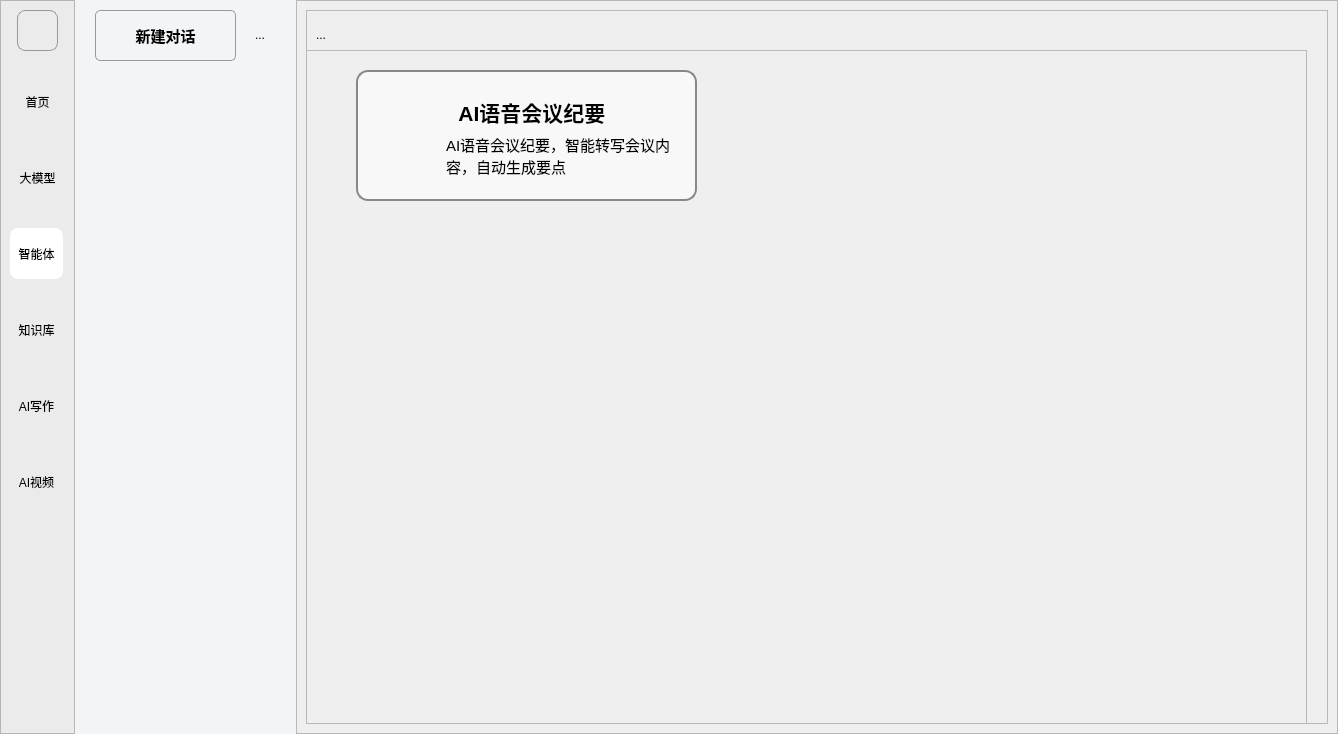
Old version of the form agent.ui in the repository gyf0951/LLM.
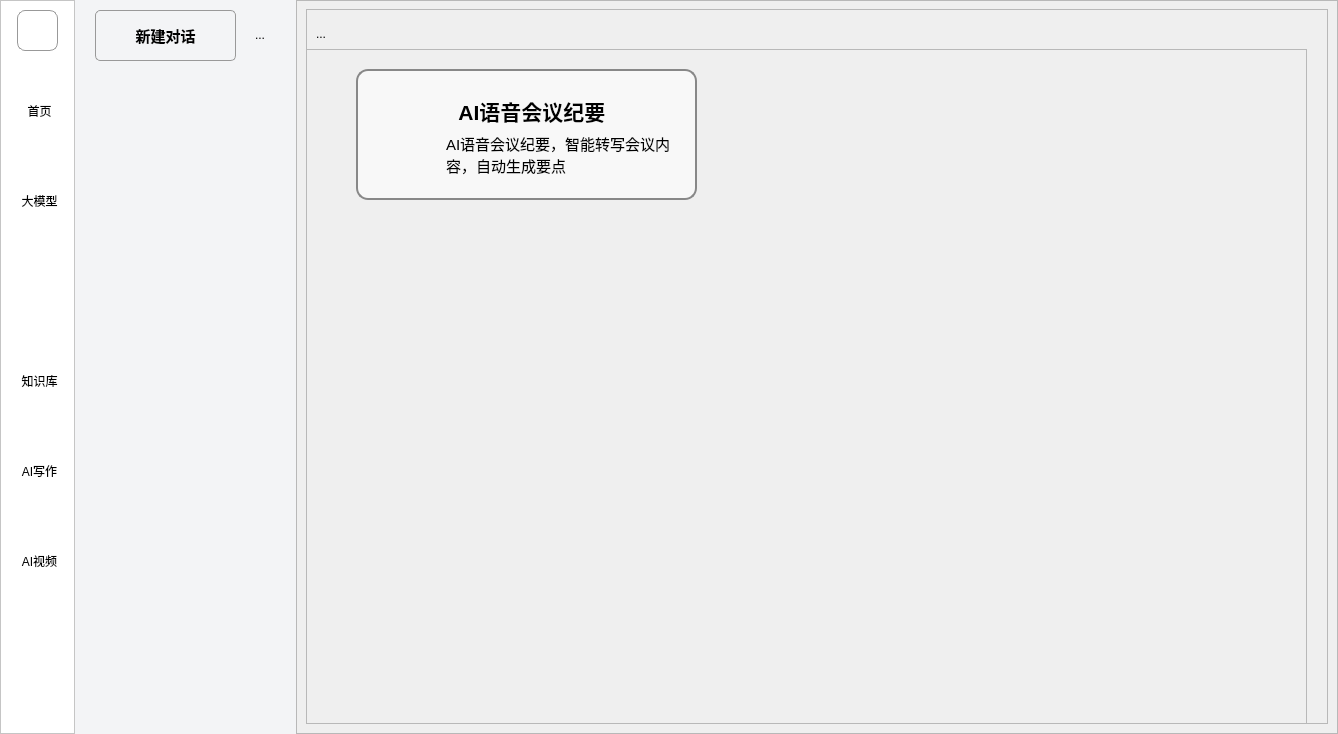
New version of the form. Icons and pictures are not drawn.

What changed in the file:
```diff
--- a/agent.ui
+++ b/agent.ui
@@ -44,7 +44,7 @@
       </size>
      </property>
      <property name="styleSheet">
-      <string notr="true">background-color: rgb(235, 235, 235);</string>
+      <string notr="true">background-color: #FFFFFF;</string>
      </property>
      <property name="frameShape">
       <enum>QFrame::StyledPanel</enum>
@@ -59,6 +59,12 @@
       <property name="spacing">
        <number>25</number>
       </property>
+      <property name="leftMargin">
+       <number>11</number>
+      </property>
+      <property name="rightMargin">
+       <number>11</number>
+      </property>
       <item alignment="Qt::AlignHCenter|Qt::AlignVCenter">
        <widget class="QPushButton" name="pushButton_4">
         <property name="minimumSize">
@@ -97,13 +103,27 @@
        <widget class="QToolButton" name="toolButton_3">
         <property name="minimumSize">
          <size>
-          <width>53</width>
-          <height>51</height>
+          <width>55</width>
+          <height>65</height>
          </size>
         </property>
         <property name="styleSheet">
          <string notr="true">/* border: 1px solid #999; */
-border-radius: 8px;</string>
+QToolButton {
+    /* * 正常状态：
+     * 1. 背景色设为透明
+     * 2. 移除默认边框
+     */
+    background-color: transparent;
+    border: none;
+    border-radius: 8px; /* 保留您的圆角 */
+	padding-top: 5px;
+}
+QToolButton:hover {
+    background-color: #EBEBEB;
+border: 1px solid #CCCCCC;
+padding-top: 5px;
+}</string>
         </property>
         <property name="text">
          <string>首页</string>
@@ -123,17 +143,31 @@
         </property>
        </widget>
       </item>
-      <item alignment="Qt::AlignHCenter|Qt::AlignVCenter">
+      <item>
        <widget class="QToolButton" name="toolButton">
         <property name="minimumSize">
          <size>
-          <width>53</width>
-          <height>51</height>
+          <width>55</width>
+          <height>65</height>
          </size>
         </property>
         <property name="styleSheet">
          <string notr="true">/* border: 1px solid #999; */
-border-radius: 8px;</string>
+QToolButton {
+    /* * 正常状态：
+     * 1. 背景色设为透明
+     * 2. 移除默认边框
+     */
+    background-color: transparent;
+    border: none;
+    border-radius: 8px; /* 保留您的圆角 */
+	padding-top: 5px;
+}
+QToolButton:hover {
+    background-color: #EBEBEB;
+border: 1px solid #CCCCCC;
+padding-top: 5px;
+}</string>
         </property>
         <property name="text">
          <string>大模型</string>
@@ -157,15 +191,21 @@
        <widget class="QToolButton" name="toolButton_2">
         <property name="minimumSize">
          <size>
-          <width>53</width>
-          <height>51</height>
+          <width>55</width>
+          <height>65</height>
          </size>
         </property>
         <property name="styleSheet">
          <string notr="true">/* border: 1px solid #999; */
+/*background-color: #0076FF;  */
 border-radius: 8px;
-
-background-color: rgb(255, 255, 255);</string>
+ background: qlineargradient( 
+x1:0, y1:0, x2:0, y2:1,             /* 从上到下渐变 */  
+stop:0 rgba(0, 118, 255, 255),     /* 顶部：#0076FF，不透明 */ 
+ stop:1 rgba(0, 118, 255, 178)      /* 底部：#0076FF，约70%不透明 */ 
+     );
+color: white;
+padding-top: 5px;</string>
         </property>
         <property name="text">
          <string>智能体</string>
@@ -189,13 +229,27 @@
        <widget class="QToolButton" name="toolButton_4">
         <property name="minimumSize">
          <size>
-          <width>53</width>
-          <height>51</height>
+          <width>55</width>
+          <height>65</height>
          </size>
         </property>
         <property name="styleSheet">
          <string notr="true">/* border: 1px solid #999; */
-border-radius: 8px;</string>
+QToolButton {
+    /* * 正常状态：
+     * 1. 背景色设为透明
+     * 2. 移除默认边框
+     */
+    background-color: transparent;
+    border: none;
+    border-radius: 8px; /* 保留您的圆角 */
+	padding-top: 5px;
+}
+QToolButton:hover {
+    background-color: #EBEBEB;
+border: 1px solid #CCCCCC;
+padding-top: 5px;
+}</string>
         </property>
         <property name="text">
          <string>知识库</string>
@@ -219,13 +273,27 @@
        <widget class="QToolButton" name="toolButton_5">
         <property name="minimumSize">
          <size>
-          <width>53</width>
-          <height>51</height>
+          <width>55</width>
+          <height>65</height>
          </size>
         </property>
         <property name="styleSheet">
          <string notr="true">/* border: 1px solid #999; */
-border-radius: 8px;</string>
+QToolButton {
+    /* * 正常状态：
+     * 1. 背景色设为透明
+     * 2. 移除默认边框
+     */
+    background-color: transparent;
+    border: none;
+    border-radius: 8px; /* 保留您的圆角 */
+	padding-top: 5px;
+}
+QToolButton:hover {
+    background-color: #EBEBEB;
+border: 1px solid #CCCCCC;
+padding-top: 5px;
+}</string>
         </property>
         <property name="text">
          <string>AI写作</string>
@@ -249,13 +317,27 @@
        <widget class="QToolButton" name="toolButton_6">
         <property name="minimumSize">
          <size>
-          <width>53</width>
-          <height>51</height>
+          <width>55</width>
+          <height>65</height>
          </size>
         </property>
         <property name="styleSheet">
          <string notr="true">/* border: 1px solid #999; */
-border-radius: 8px;</string>
+QToolButton {
+    /* * 正常状态：
+     * 1. 背景色设为透明
+     * 2. 移除默认边框
+     */
+    background-color: transparent;
+    border: none;
+    border-radius: 8px; /* 保留您的圆角 */
+	padding-top: 5px;
+}
+QToolButton:hover {
+    background-color: #EBEBEB;
+border: 1px solid #CCCCCC;
+padding-top: 5px;
+}</string>
         </property>
         <property name="text">
          <string>AI视频</string>
@@ -423,6 +505,9 @@
       <enum>QFrame::Raised</enum>
      </property>
      <layout class="QVBoxLayout" name="verticalLayout_3">
+      <property name="topMargin">
+       <number>8</number>
+      </property>
       <item>
        <widget class="QFrame" name="frame_5">
         <property name="minimumSize">
```
Left out of the diff: 47 changed lines with no effect on the pictures.
